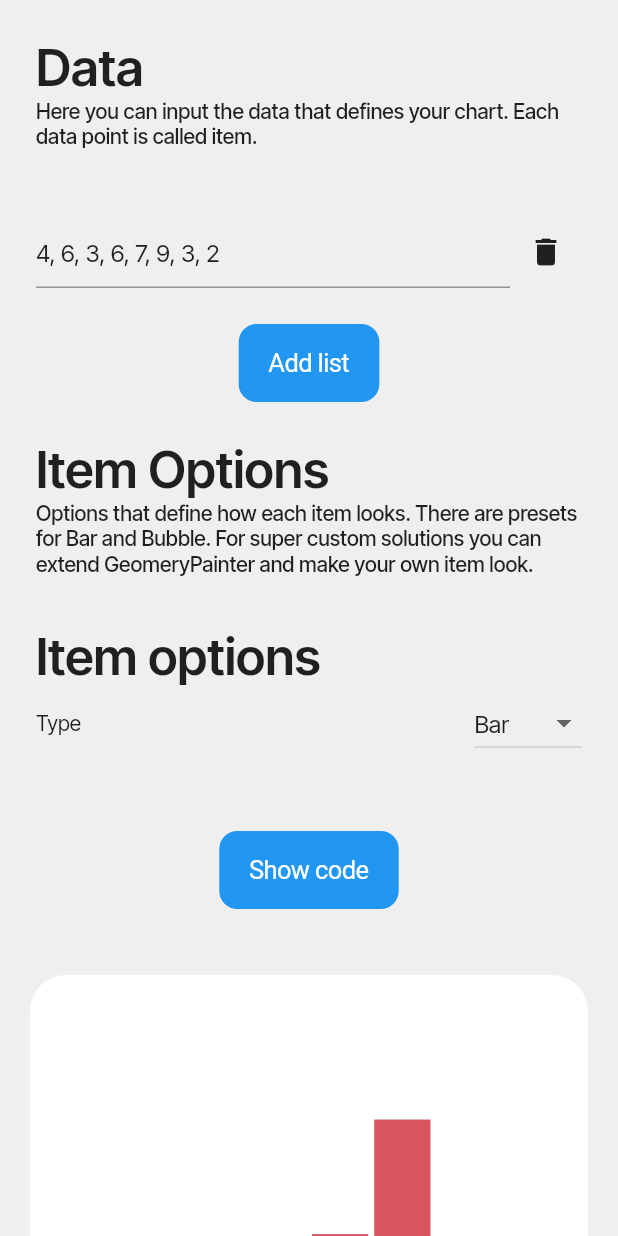
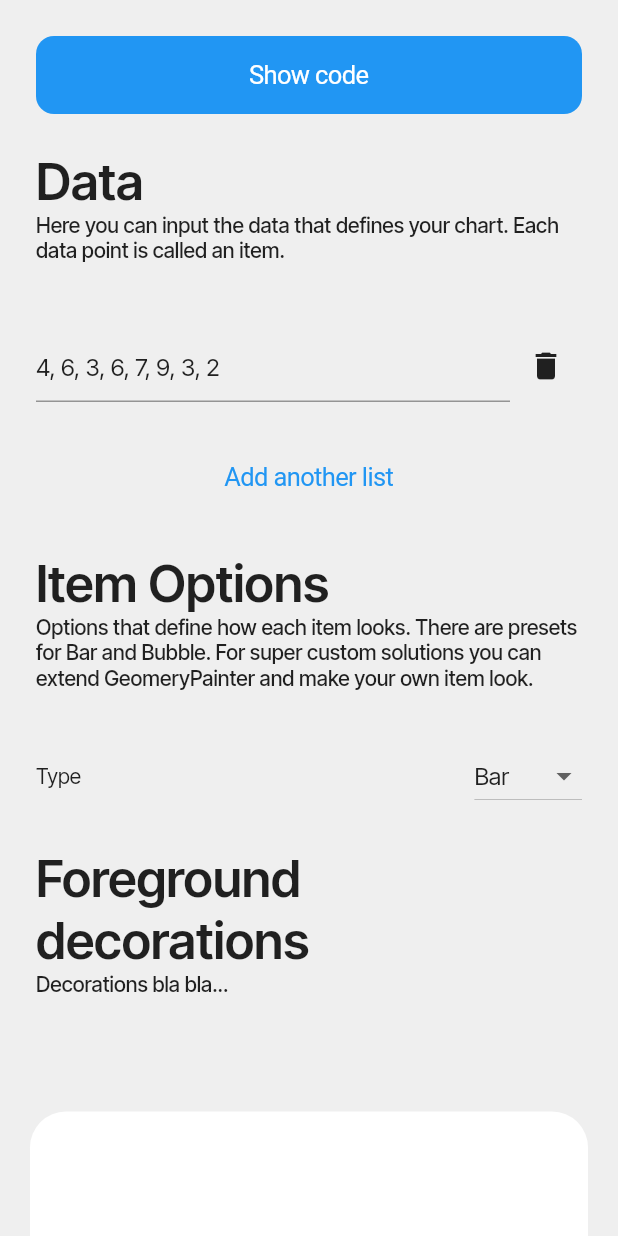
Before and after one commit to infinum/flutter-charts, a Flutter app: the screen it shows after launch, on a phone screen of 412 x 824 dp. Run offline on Flutter 3.47's test engine with Material 2 defaults, Android fonts, the phone set to English and light mode, and no system bars; our stand-ins replace flutter_hooks, flutter_riverpod, freezed_annotation, hooks_riverpod.

Commit message:
Add scrolling to options

```diff
--- a/charts_web/lib/ui/home/chart_options/chart_options.dart
+++ b/charts_web/lib/ui/home/chart_options/chart_options.dart
@@ -3,6 +3,7 @@ import 'dart:math';
 import 'package:charts_painter/chart.dart';
 import 'package:charts_web/ui/common/respo/respo.dart';
 import 'package:charts_web/ui/home/chart_options/widget/options_data_component.dart';
+import 'package:charts_web/ui/home/chart_options/widget/options_decoration_component.dart';
 import 'package:charts_web/ui/home/chart_options/widget/options_items_component.dart';
 import 'package:charts_web/ui/home/presenter/chart_state_provider.dart';
 import 'package:collection/collection.dart';
@@ -23,25 +24,19 @@ class ChartOptions extends HookConsumerWidget {
         mainAxisSize: MainAxisSize.min,
         crossAxisAlignment: CrossAxisAlignment.stretch,
         children: [
+          SizedBox(
+            width: 150,
+            child: CupertinoButton.filled(
+              child: const Text('Show code'),
+              onPressed: () {
+                // todo
+              },
+            ),
+          ),
+          const SizedBox(height: 24),
           const OptionsDataComponent(),
           const OptionsItemsComponent(),
-          if (Respo.of(context).isMobile)
-            const SizedBox(height: 48),
-          Expanded(
-            flex: Respo.of(context).isMobile ? 0 : 1,
-            child: Container(
-              alignment: Alignment.bottomCenter,
-              child: CupertinoButton.filled(
-                child: const Text('Show code'),
-                onPressed: () {
-                  final _lists = _provider.data;
-                  _provider.addList(
-                      List.generate(_lists.first.length, (index) => BarValue<void>((Random().nextDouble() * 10)))
-                          .toList());
-                },
-              ),
-            ),
-          ),
+          const OptionsDecorationComponent(),
         ],
       ),
     );
--- a/charts_web/lib/ui/home/chart_options/widget/options_data_component.dart
+++ b/charts_web/lib/ui/home/chart_options/widget/options_data_component.dart
@@ -11,7 +11,7 @@ import 'package:flutter_hooks/flutter_hooks.dart';
 import 'package:flutter_riverpod/flutter_riverpod.dart';
 import 'package:hooks_riverpod/hooks_riverpod.dart';
 
-const _subtitle = '''Here you can input the data that defines your chart. Each data point is called item.
+const _subtitle = '''Here you can input the data that defines your chart. Each data point is called an item.
 ''';
 
 
@@ -42,8 +42,8 @@ class OptionsDataComponent extends HookConsumerWidget {
           return _DataTextField(_values.toString(), index);
         }).toList(),
         const SizedBox(height: 24),
-        CupertinoButton.filled(
-          child: const Text('Add list'),
+        CupertinoButton(
+          child: const Text('Add another list'),
           onPressed: () {
             final _lists = _provider.data;
             _provider.addList(
--- /dev/null
+++ b/charts_web/lib/ui/home/chart_options/widget/options_decoration_component.dart
@@ -0,0 +1,19 @@
+import 'package:flutter/material.dart';
+
+import 'options_component_header.dart';
+
+const _subtitle = '''Decorations bla bla...
+''';
+
+class OptionsDecorationComponent extends StatelessWidget {
+  const OptionsDecorationComponent({Key? key}) : super(key: key);
+
+  @override
+  Widget build(BuildContext context) {
+    return Column(
+      children: [
+        const OptionsComponentHeader(title: 'Foreground decorations', subtitle: _subtitle),
+      ],
+    );
+  }
+}
--- a/charts_web/lib/ui/home/chart_options/widget/options_items_component.dart
+++ b/charts_web/lib/ui/home/chart_options/widget/options_items_component.dart
@@ -17,13 +17,6 @@ class OptionsItemsComponent extends HookConsumerWidget {
     return Column(
       children: [
         const OptionsComponentHeader(title: 'Item Options', subtitle: _subtitle),
-        SizedBox(
-          width: double.infinity,
-          child: Text(
-            'Item options',
-            style: Theme.of(context).textTheme.headline4!.copyWith(fontWeight: FontWeight.bold, color: Colors.black87),
-          ),
-        ),
         Row(
           children: [
             Expanded(child: Text('Type')),
@@ -43,7 +36,6 @@ class OptionsItemsComponent extends HookConsumerWidget {
                 ),
               ],
             ),
-
             // /// Max width of item in the chart
             // final double? maxBarWidth;
             //
@@ -53,6 +45,7 @@ class OptionsItemsComponent extends HookConsumerWidget {
             // final double? startPosition;
           ],
         ),
+        const SizedBox(height: 24),
       ],
     );
   }
--- a/charts_web/lib/ui/home/home_screen.dart
+++ b/charts_web/lib/ui/home/home_screen.dart
@@ -27,8 +27,9 @@ class _HomeScreenState extends ConsumerState<HomeScreen> {
         );
       }, orElse: () {
         return Row(
+          crossAxisAlignment: CrossAxisAlignment.start,
           children: [
-            SizedBox(width: 600.0, child: ChartOptions()),
+            SizedBox(width: 600.0, child: SingleChildScrollView(child: ChartOptions())),
             const Expanded(child: _Chart()),
           ],
         );
```
